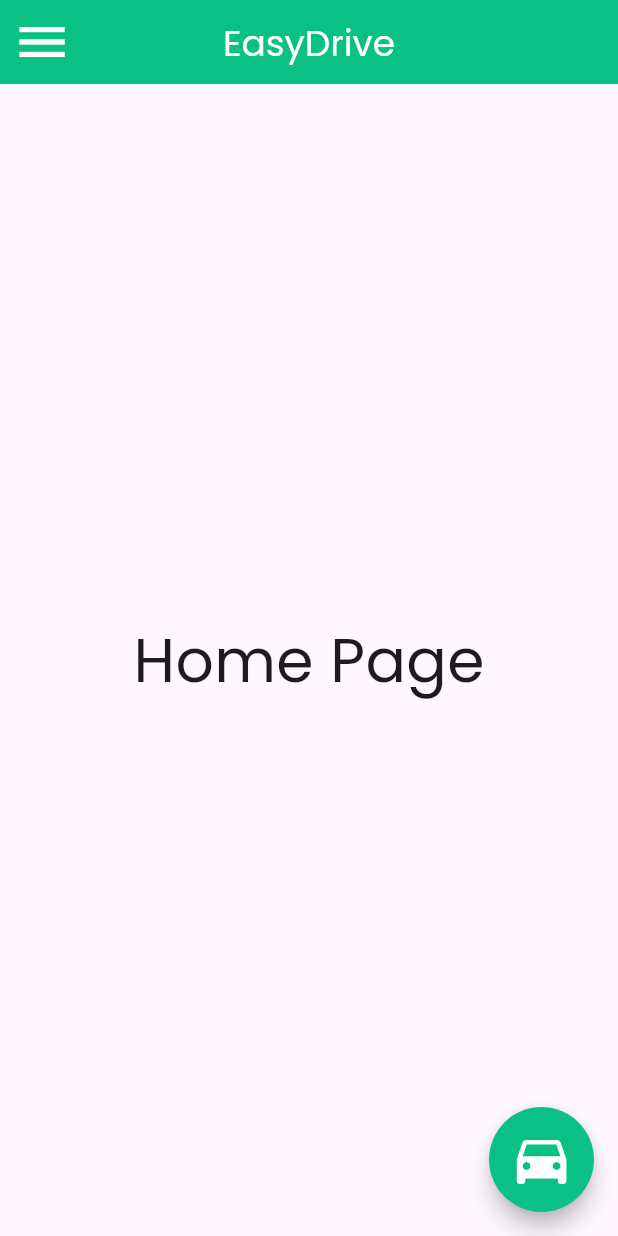
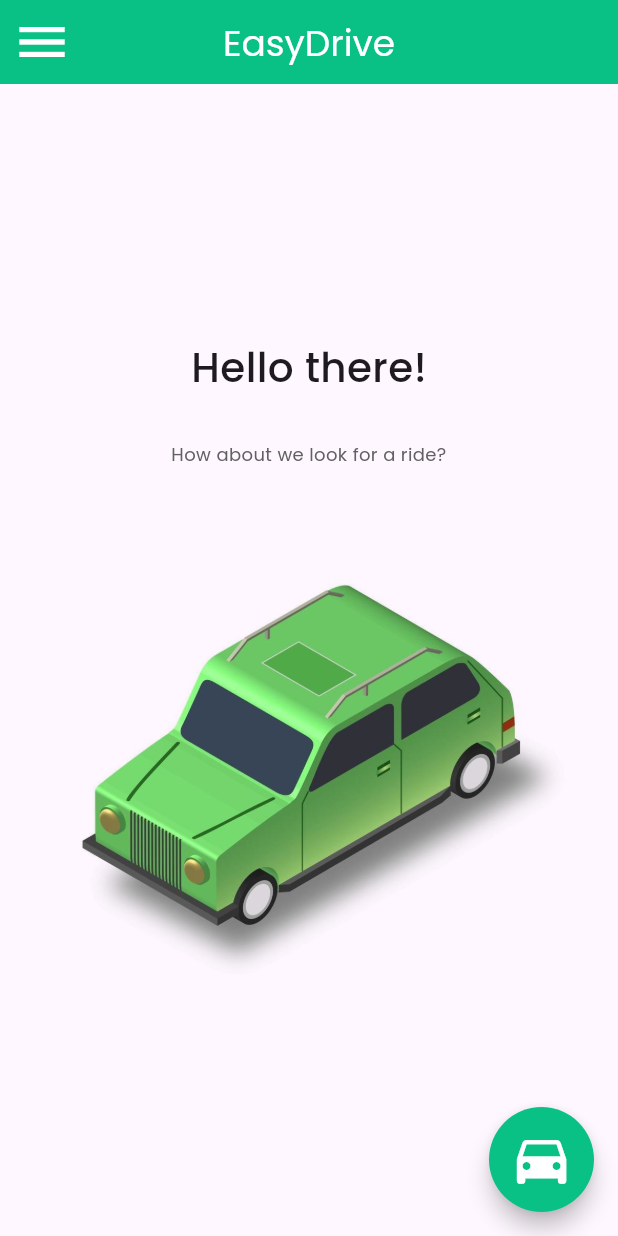
Before and after one commit to JoaoDant4s/AppCaronas, a Flutter app: the screen it shows after launch, on a phone screen of 412 x 824 dp. Run offline on Flutter 3.47's test engine with Material 2 defaults, Android fonts, the phone set to English and light mode, and no system bars.

Commit message:
home estilizada

```diff
--- a/lib/screen/home.dart
+++ b/lib/screen/home.dart
@@ -68,10 +68,38 @@ class _HomeState extends State<Home> {
         ],
       ),
       drawer: HomeDrawer(),
-      body: const Center(
-        child: Text(
-          "Home Page",
-          style: TextStyle(fontSize: 40),
+      body: Center(
+        child: SingleChildScrollView(
+          child: Column(
+            mainAxisAlignment: MainAxisAlignment.spaceBetween,
+            children: [
+              Container(
+                width: double.infinity,
+                padding: EdgeInsets.symmetric(horizontal: 30, vertical: 30),
+                child: Column(
+                  mainAxisAlignment: MainAxisAlignment.spaceBetween,
+                  children: [
+                    Column(
+                      crossAxisAlignment: CrossAxisAlignment.center,
+                      children: [
+                        Text(
+                          "Hello there!",
+                          style: TextStyle(fontSize: 27, fontWeight: FontWeight.w500,),
+                        ),
+                        SizedBox(height: 30,),
+                        Text('How about we look for a ride?',
+                        textAlign: TextAlign.center,
+                        style: TextStyle(color: Colors.grey[700], fontSize: 12),)
+                      ],
+                    ),
+                  ],
+                ),
+              ),
+              Stack(children: <Widget>[Image(image: AssetImage("assets/images/3dcar.png"),width: 800,fit: BoxFit.cover,),
+
+              ],)
+            ],
+          ),
         ),
       ),
     );
--- a/pubspec.yaml
+++ b/pubspec.yaml
@@ -58,6 +58,7 @@ flutter:
   assets:
     - assets/fonts/
     - assets/gifs/
+    - assets/images/3dcar.png
     - assets/cards.json
   fonts:
     - family: Poppins
```
Also changed, not shown: lib/screen/register.dart (added, +21 -0 lines).
